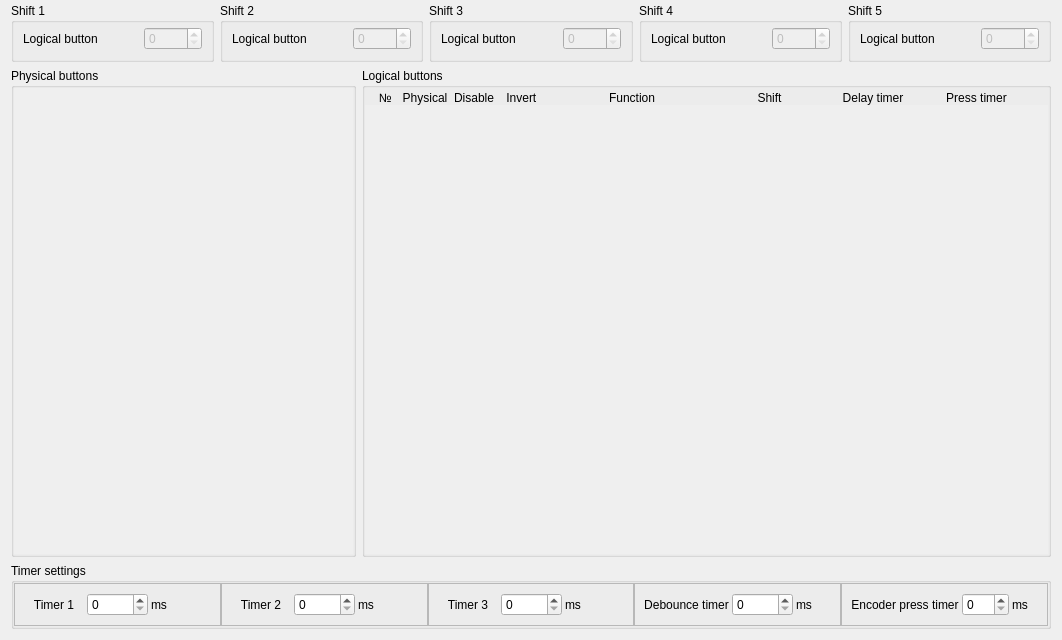
Old version of the form widgets/buttonconfig.ui in the repository FreeJoy-Team/FreeJoyConfiguratorQt.
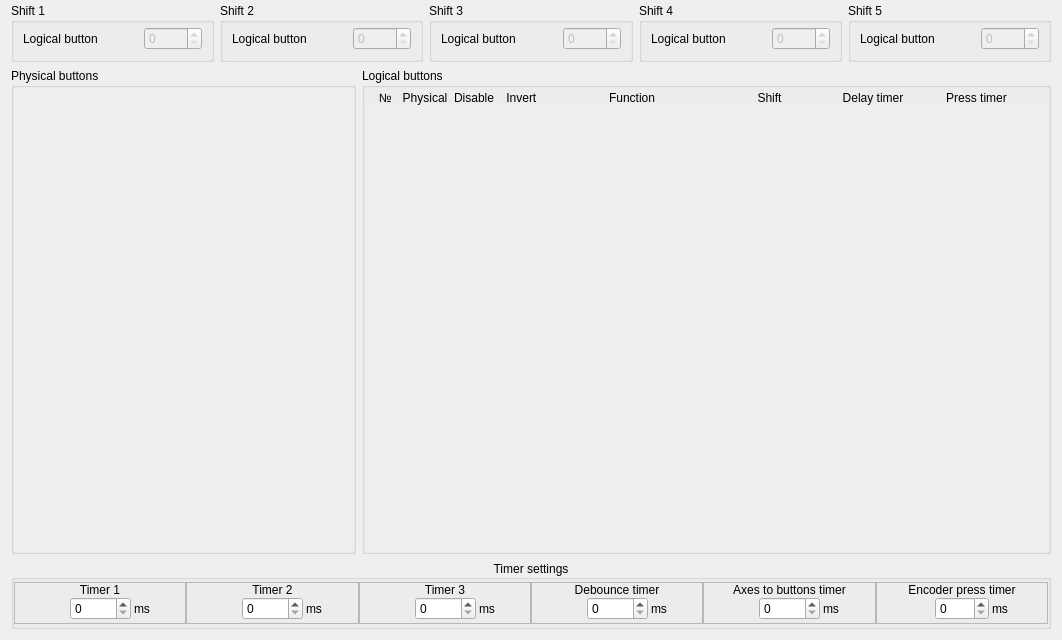
New version of the form.

Patch:
```diff
--- a/widgets/buttonconfig.ui
+++ b/widgets/buttonconfig.ui
@@ -233,7 +233,7 @@
            <x>0</x>
            <y>0</y>
            <width>690</width>
-           <height>479</height>
+           <height>477</height>
           </rect>
          </property>
          <layout class="QVBoxLayout" name="layoutV_LogicalButton">
@@ -380,7 +380,7 @@
            <x>0</x>
            <y>0</y>
            <width>344</width>
-           <height>495</height>
+           <height>493</height>
           </rect>
          </property>
          <layout class="QGridLayout" name="layoutG_PhysicalButton"/>
@@ -395,35 +395,92 @@
      <property name="title">
       <string>Timer settings</string>
      </property>
-     <layout class="QHBoxLayout" name="horizontalLayout_7">
-      <property name="spacing">
-       <number>0</number>
-      </property>
+     <property name="alignment">
+      <set>Qt::AlignCenter</set>
+     </property>
+     <layout class="QGridLayout" name="gridLayout_3">
       <property name="leftMargin">
        <number>0</number>
       </property>
       <property name="topMargin">
-       <number>0</number>
+       <number>2</number>
       </property>
       <property name="rightMargin">
        <number>0</number>
       </property>
       <property name="bottomMargin">
+       <number>2</number>
+      </property>
+      <property name="spacing">
        <number>0</number>
       </property>
-      <item>
+      <item row="3" column="0">
        <widget class="QFrame" name="frame">
         <property name="frameShape">
          <enum>QFrame::StyledPanel</enum>
         </property>
         <property name="frameShadow">
-         <enum>QFrame::Plain</enum>
+         <enum>QFrame::Raised</enum>
         </property>
-        <layout class="QHBoxLayout" name="horizontalLayout_8">
-         <property name="spacing">
+        <layout class="QGridLayout" name="gridLayout_5" columnstretch="1,1,1">
+         <property name="leftMargin">
+          <number>1</number>
+         </property>
+         <property name="topMargin">
+          <number>0</number>
+         </property>
+         <property name="rightMargin">
+          <number>1</number>
+         </property>
+         <property name="bottomMargin">
           <number>3</number>
          </property>
-         <item>
+         <property name="horizontalSpacing">
+          <number>3</number>
+         </property>
+         <property name="verticalSpacing">
+          <number>0</number>
+         </property>
+         <item row="1" column="0">
+          <spacer name="horizontalSpacer">
+           <property name="orientation">
+            <enum>Qt::Horizontal</enum>
+           </property>
+           <property name="sizeHint" stdset="0">
+            <size>
+             <width>40</width>
+             <height>20</height>
+            </size>
+           </property>
+          </spacer>
+         </item>
+         <item row="1" column="2">
+          <widget class="QLabel" name="text_ms">
+           <property name="sizePolicy">
+            <sizepolicy hsizetype="Minimum" vsizetype="Preferred">
+             <horstretch>0</horstretch>
+             <verstretch>0</verstretch>
+            </sizepolicy>
+           </property>
+           <property name="text">
+            <string>ms</string>
+           </property>
+          </widget>
+         </item>
+         <item row="1" column="1">
+          <widget class="QSpinBox" name="spinBox_Timer1">
+           <property name="maximumSize">
+            <size>
+             <width>70</width>
+             <height>16777215</height>
+            </size>
+           </property>
+           <property name="maximum">
+            <number>65535</number>
+           </property>
+          </widget>
+         </item>
+         <item row="0" column="0" colspan="3">
           <widget class="QLabel" name="text_timer1">
            <property name="text">
             <string>Timer 1</string>
@@ -433,114 +490,216 @@
            </property>
           </widget>
          </item>
-         <item>
-          <widget class="QSpinBox" name="spinBox_Timer1">
-           <property name="maximum">
-            <number>65535</number>
-           </property>
-          </widget>
-         </item>
-         <item>
-          <widget class="QLabel" name="text_ms">
-           <property name="text">
-            <string>ms</string>
-           </property>
-          </widget>
-         </item>
         </layout>
        </widget>
       </item>
-      <item>
+      <item row="3" column="1">
        <widget class="QFrame" name="frame_2">
         <property name="frameShape">
          <enum>QFrame::StyledPanel</enum>
         </property>
         <property name="frameShadow">
-         <enum>QFrame::Plain</enum>
+         <enum>QFrame::Raised</enum>
         </property>
-        <layout class="QHBoxLayout" name="horizontalLayout_9">
-         <property name="spacing">
+        <layout class="QGridLayout" name="gridLayout_6" columnstretch="1,1,1">
+         <property name="leftMargin">
+          <number>1</number>
+         </property>
+         <property name="topMargin">
+          <number>0</number>
+         </property>
+         <property name="rightMargin">
+          <number>1</number>
+         </property>
+         <property name="bottomMargin">
           <number>3</number>
          </property>
-         <item>
-          <widget class="QLabel" name="text_timer2">
-           <property name="text">
-            <string>Timer 2</string>
+         <property name="horizontalSpacing">
+          <number>3</number>
+         </property>
+         <property name="verticalSpacing">
+          <number>0</number>
+         </property>
+         <item row="1" column="0">
+          <spacer name="horizontalSpacer_2">
+           <property name="orientation">
+            <enum>Qt::Horizontal</enum>
            </property>
-           <property name="alignment">
-            <set>Qt::AlignCenter</set>
+           <property name="sizeHint" stdset="0">
+            <size>
+             <width>40</width>
+             <height>20</height>
+            </size>
            </property>
-          </widget>
+          </spacer>
          </item>
-         <item>
+         <item row="1" column="1">
           <widget class="QSpinBox" name="spinBox_Timer2">
+           <property name="maximumSize">
+            <size>
+             <width>70</width>
+             <height>16777215</height>
+            </size>
+           </property>
            <property name="maximum">
             <number>65535</number>
            </property>
           </widget>
          </item>
-         <item>
+         <item row="1" column="2">
           <widget class="QLabel" name="text_ms_2">
            <property name="text">
             <string>ms</string>
            </property>
           </widget>
          </item>
+         <item row="0" column="0" colspan="3">
+          <widget class="QLabel" name="text_timer2">
+           <property name="text">
+            <string>Timer 2</string>
+           </property>
+           <property name="alignment">
+            <set>Qt::AlignCenter</set>
+           </property>
+          </widget>
+         </item>
         </layout>
        </widget>
       </item>
-      <item>
+      <item row="3" column="2">
        <widget class="QFrame" name="frame_3">
         <property name="frameShape">
          <enum>QFrame::StyledPanel</enum>
         </property>
         <property name="frameShadow">
-         <enum>QFrame::Plain</enum>
+         <enum>QFrame::Raised</enum>
         </property>
-        <layout class="QHBoxLayout" name="horizontalLayout_10">
-         <property name="spacing">
+        <layout class="QGridLayout" name="gridLayout_7" columnstretch="1,1,1">
+         <property name="leftMargin">
+          <number>1</number>
+         </property>
+         <property name="topMargin">
+          <number>0</number>
+         </property>
+         <property name="rightMargin">
+          <number>1</number>
+         </property>
+         <property name="bottomMargin">
           <number>3</number>
          </property>
-         <item>
-          <widget class="QLabel" name="text_timer3">
-           <property name="text">
-            <string>Timer 3</string>
-           </property>
-           <property name="alignment">
-            <set>Qt::AlignCenter</set>
-           </property>
-          </widget>
-         </item>
-         <item>
+         <property name="horizontalSpacing">
+          <number>3</number>
+         </property>
+         <property name="verticalSpacing">
+          <number>0</number>
+         </property>
+         <item row="1" column="1">
           <widget class="QSpinBox" name="spinBox_Timer3">
+           <property name="maximumSize">
+            <size>
+             <width>70</width>
+             <height>16777215</height>
+            </size>
+           </property>
            <property name="maximum">
             <number>65535</number>
            </property>
           </widget>
          </item>
-         <item>
+         <item row="1" column="0">
+          <spacer name="horizontalSpacer_3">
+           <property name="orientation">
+            <enum>Qt::Horizontal</enum>
+           </property>
+           <property name="sizeHint" stdset="0">
+            <size>
+             <width>40</width>
+             <height>20</height>
+            </size>
+           </property>
+          </spacer>
+         </item>
+         <item row="1" column="2">
           <widget class="QLabel" name="text_ms_3">
            <property name="text">
             <string>ms</string>
            </property>
           </widget>
          </item>
+         <item row="0" column="0" colspan="3">
+          <widget class="QLabel" name="text_timer3">
+           <property name="text">
+            <string>Timer 3</string>
+           </property>
+           <property name="alignment">
+            <set>Qt::AlignCenter</set>
+           </property>
+          </widget>
+         </item>
         </layout>
        </widget>
       </item>
-      <item>
+      <item row="3" column="3">
        <widget class="QFrame" name="frame_4">
         <property name="frameShape">
          <enum>QFrame::StyledPanel</enum>
         </property>
         <property name="frameShadow">
-         <enum>QFrame::Plain</enum>
+         <enum>QFrame::Raised</enum>
         </property>
-        <layout class="QHBoxLayout" name="horizontalLayout_11">
-         <property name="spacing">
+        <layout class="QGridLayout" name="gridLayout_8" columnstretch="1,1,1">
+         <property name="leftMargin">
+          <number>1</number>
+         </property>
+         <property name="topMargin">
+          <number>0</number>
+         </property>
+         <property name="rightMargin">
+          <number>1</number>
+         </property>
+         <property name="bottomMargin">
           <number>3</number>
          </property>
-         <item>
+         <property name="horizontalSpacing">
+          <number>3</number>
+         </property>
+         <property name="verticalSpacing">
+          <number>0</number>
+         </property>
+         <item row="1" column="2">
+          <widget class="QLabel" name="text_ms_4">
+           <property name="text">
+            <string>ms</string>
+           </property>
+          </widget>
+         </item>
+         <item row="1" column="1">
+          <widget class="QSpinBox" name="spinBox_DebounceTimer">
+           <property name="maximumSize">
+            <size>
+             <width>70</width>
+             <height>16777215</height>
+            </size>
+           </property>
+           <property name="maximum">
+            <number>65535</number>
+           </property>
+          </widget>
+         </item>
+         <item row="1" column="0">
+          <spacer name="horizontalSpacer_4">
+           <property name="orientation">
+            <enum>Qt::Horizontal</enum>
+           </property>
+           <property name="sizeHint" stdset="0">
+            <size>
+             <width>40</width>
+             <height>20</height>
+            </size>
+           </property>
+          </spacer>
+         </item>
+         <item row="0" column="0" colspan="3">
           <widget class="QLabel" name="text_debounceTimer">
            <property name="text">
             <string>Debounce timer</string>
@@ -550,59 +709,152 @@
            </property>
           </widget>
          </item>
-         <item>
-          <widget class="QSpinBox" name="spinBox_DebounceTimer">
+        </layout>
+       </widget>
+      </item>
+      <item row="3" column="4">
+       <widget class="QFrame" name="frame_6">
+        <property name="frameShape">
+         <enum>QFrame::StyledPanel</enum>
+        </property>
+        <property name="frameShadow">
+         <enum>QFrame::Raised</enum>
+        </property>
+        <layout class="QGridLayout" name="gridLayout_9" columnstretch="1,1,1">
+         <property name="leftMargin">
+          <number>1</number>
+         </property>
+         <property name="topMargin">
+          <number>0</number>
+         </property>
+         <property name="rightMargin">
+          <number>1</number>
+         </property>
+         <property name="bottomMargin">
+          <number>3</number>
+         </property>
+         <property name="horizontalSpacing">
+          <number>3</number>
+         </property>
+         <property name="verticalSpacing">
+          <number>0</number>
+         </property>
+         <item row="1" column="2">
+          <widget class="QLabel" name="label_12">
+           <property name="text">
+            <string>ms</string>
+           </property>
+          </widget>
+         </item>
+         <item row="1" column="0">
+          <spacer name="horizontalSpacer_5">
+           <property name="orientation">
+            <enum>Qt::Horizontal</enum>
+           </property>
+           <property name="sizeHint" stdset="0">
+            <size>
+             <width>40</width>
+             <height>20</height>
+            </size>
+           </property>
+          </spacer>
+         </item>
+         <item row="1" column="1">
+          <widget class="QSpinBox" name="spinBox_A2bDebounce">
+           <property name="maximumSize">
+            <size>
+             <width>70</width>
+             <height>16777215</height>
+            </size>
+           </property>
            <property name="maximum">
             <number>65535</number>
            </property>
           </widget>
          </item>
-         <item>
-          <widget class="QLabel" name="text_ms_4">
+         <item row="0" column="0" colspan="3">
+          <widget class="QLabel" name="label_11">
            <property name="text">
-            <string>ms</string>
+            <string>Axes to buttons timer</string>
+           </property>
+           <property name="alignment">
+            <set>Qt::AlignCenter</set>
            </property>
           </widget>
          </item>
         </layout>
        </widget>
       </item>
-      <item>
+      <item row="3" column="5">
        <widget class="QFrame" name="frame_5">
         <property name="frameShape">
          <enum>QFrame::StyledPanel</enum>
         </property>
         <property name="frameShadow">
-         <enum>QFrame::Plain</enum>
+         <enum>QFrame::Raised</enum>
         </property>
-        <layout class="QHBoxLayout" name="horizontalLayout_12">
-         <property name="spacing">
+        <layout class="QGridLayout" name="gridLayout_10" columnstretch="1,1,1">
+         <property name="leftMargin">
+          <number>1</number>
+         </property>
+         <property name="topMargin">
+          <number>0</number>
+         </property>
+         <property name="rightMargin">
+          <number>1</number>
+         </property>
+         <property name="bottomMargin">
           <number>3</number>
          </property>
-         <item>
-          <widget class="QLabel" name="text_encoderPressTimer">
-           <property name="text">
-            <string>Encoder press timer</string>
-           </property>
-           <property name="alignment">
-            <set>Qt::AlignCenter</set>
-           </property>
-          </widget>
-         </item>
-         <item>
+         <property name="horizontalSpacing">
+          <number>3</number>
+         </property>
+         <property name="verticalSpacing">
+          <number>0</number>
+         </property>
+         <item row="1" column="1">
           <widget class="QSpinBox" name="spinBox_EncoderPressTimer">
+           <property name="maximumSize">
+            <size>
+             <width>70</width>
+             <height>16777215</height>
+            </size>
+           </property>
            <property name="maximum">
             <number>255</number>
            </property>
           </widget>
          </item>
-         <item>
+         <item row="1" column="0">
+          <spacer name="horizontalSpacer_6">
+           <property name="orientation">
+            <enum>Qt::Horizontal</enum>
+           </property>
+           <property name="sizeHint" stdset="0">
+            <size>
+             <width>40</width>
+             <height>20</height>
+            </size>
+           </property>
+          </spacer>
+         </item>
+         <item row="1" column="2">
           <widget class="QLabel" name="text_ms_5">
            <property name="text">
             <string>ms</string>
            </property>
           </widget>
          </item>
+         <item row="0" column="0" colspan="3">
+          <widget class="QLabel" name="text_encoderPressTimer">
+           <property name="text">
+            <string>Encoder press timer</string>
+           </property>
+           <property name="alignment">
+            <set>Qt::AlignCenter</set>
+           </property>
+          </widget>
+         </item>
         </layout>
        </widget>
       </item>
```
